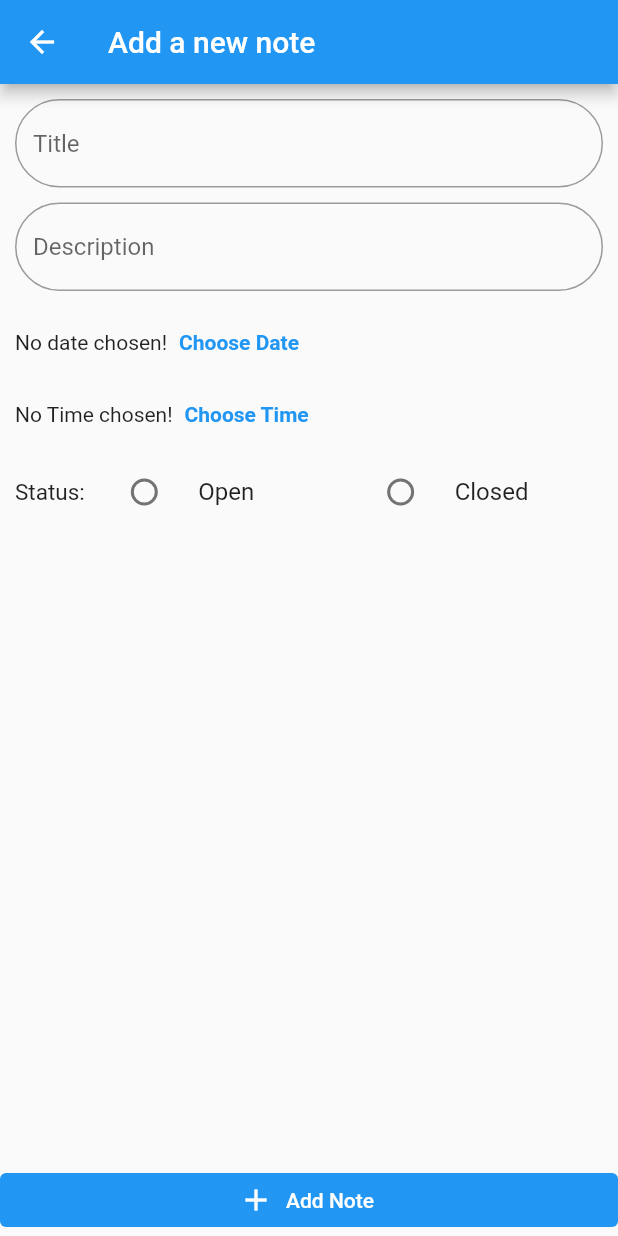
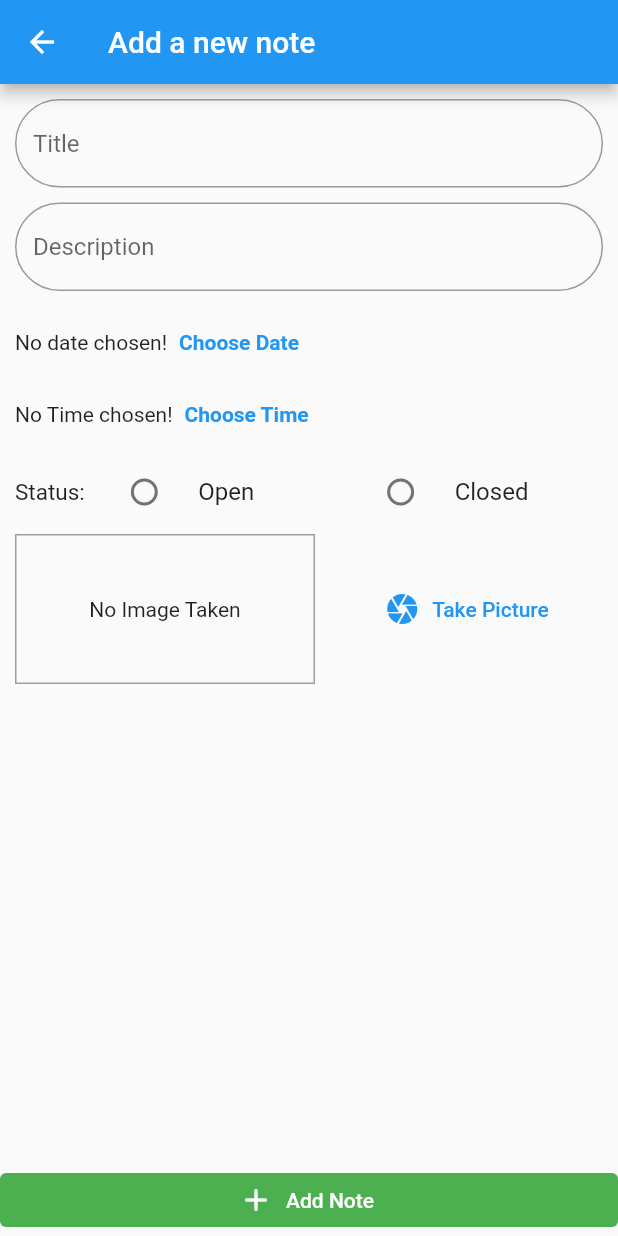
Before and after one commit to a-khaled/visual_notes, a Flutter app: the screen it shows after launch, after a tap on the "add" icon, on a phone screen of 412 x 824 dp. Run offline on Flutter 3.47's test engine with Material 2 defaults, Android fonts, the phone set to English and light mode, and no system bars; our stand-ins replace image_picker, sqflite; accounts and stored records are empty.

Commit message:
finished add note and sql

```diff
--- /dev/null
+++ b/lib/helpers/db_helper.dart
@@ -0,0 +1,25 @@
+import 'package:sqflite/sqflite.dart' as sql;
+import 'package:path/path.dart' as path;
+
+class DBHelper {
+
+  static Future<sql.Database> database() async {
+    final dbPath = await sql.getDatabasesPath();
+    return sql.openDatabase(path.join(dbPath, 'notes.db'),
+        onCreate: (db, version) {
+      return db.execute(
+          'CREATE TABLE notes(id TEXT PRIMARY KEY, title TEXT, description TEXT, dateTime TEXT, status TEXT, image TEXT)');
+    }, version: 1);
+  }
+
+  static Future<void> insert(String table, Map<String, Object> data) async {
+    final db = await DBHelper.database();
+    db.insert(table, data,
+        conflictAlgorithm: sql.ConflictAlgorithm.replace);
+  }
+
+  static Future<List<Map<String, dynamic>>> getData(String table) async {
+    final db = await DBHelper.database();
+    return db.query(table);
+  }
+}
--- a/lib/main.dart
+++ b/lib/main.dart
@@ -1,7 +1,10 @@
 import 'package:flutter/material.dart';
+import 'package:provider/provider.dart';
+import 'package:provider/provider.dart';
+
 import 'package:visual_notes/screens/add_notes_screen.dart';
-
 import './screens/notes_list_screen.dart';
+import './providers/visual_notes.dart';
 
 void main() {
   runApp(MyApp());
@@ -11,7 +14,9 @@ class MyApp extends StatelessWidget {
   // This widget is the root of your application.
   @override
   Widget build(BuildContext context) {
-    return MaterialApp(
+    return ChangeNotifierProvider.value(
+      value: VisualNotes(),
+      child: MaterialApp(
         title: 'Visual notes',
         theme: ThemeData(
           primarySwatch: Colors.blue,
@@ -21,6 +26,7 @@ class MyApp extends StatelessWidget {
         routes: {
           AddNotesScreen.routeName: (ctx) => AddNotesScreen(),
         },
+      ),
     );
   }
 }
--- a/lib/models/note.dart
+++ b/lib/models/note.dart
@@ -1,11 +1,9 @@
 import 'dart:io';
 
 class Note{
-  final int id;
-  final String title, description;
+  final String id, title, description, dateTime, status;
   final File image;
-  final DateTime dateTime;
-  final bool status;
+
 
   Note(this.id, this.title, this.description, this.image, this.dateTime,
       this.status);
--- /dev/null
+++ b/lib/providers/visual_notes.dart
@@ -0,0 +1,37 @@
+import 'package:flutter/foundation.dart';
+import 'dart:io';
+
+import '../models/note.dart';
+import '../helpers/db_helper.dart';
+
+class VisualNotes with ChangeNotifier {
+  List<Note> _items = [];
+
+  List<Note> get items {
+    return [..._items];
+  }
+
+  void addNote(String id, String title, String description, String dateTime,
+      File image, String status) {
+    final newNote = Note(id, title, description, image, dateTime, status);
+    _items.add(newNote);
+      DBHelper.insert('notes', {
+        'id': newNote.id,
+        'title': newNote.title,
+        'description': newNote.description,
+        'dateTime': newNote.dateTime,
+        'status': newNote.status,
+        'image': newNote.image.path
+      });
+    notifyListeners();
+  }
+
+  Future<void> fetchAndSetNotes() async {
+      final dataList = await DBHelper.getData('notes');
+      _items = _items + dataList
+          .map((item) => Note(item['id'], item['title'], item['description'],
+              File(item['image']), item['dateTime'], item['status']))
+          .toList();
+    notifyListeners();
+  }
+}
--- a/lib/screens/add_notes_screen.dart
+++ b/lib/screens/add_notes_screen.dart
@@ -1,5 +1,11 @@
 import 'package:flutter/material.dart';
 import 'package:intl/intl.dart';
+import 'dart:io';
+import 'package:provider/provider.dart';
+
+import '../widgets/image_input.dart';
+import '../providers/visual_notes.dart';
+
 
 class AddNotesScreen extends StatefulWidget {
   static const routeName = '/add-place';
@@ -14,6 +20,21 @@ class _AddNotesScreenState extends State<AddNotesScreen> {
   DateTime _selectedDate;
   TimeOfDay _selectedTime;
   String dateDisplayed, timeDisplayed, status;
+  File _pickedImage;
+  int singleId = 0;
+
+  void _selectImage(File pickedImage) {
+    _pickedImage = pickedImage;
+  }
+
+  void _saveNote() {
+    if (_titleController.text.isEmpty || _descriptionController.text.isEmpty || _pickedImage == null || dateDisplayed == null || timeDisplayed == null || status == null) {
+      ScaffoldMessenger.of(context).showSnackBar(SnackBar(content: Text("Please fill out all fields"),));
+      return;
+    }
+    Provider.of<VisualNotes>(context, listen: false).addNote(UniqueKey().toString(), _titleController.text, _descriptionController.text, '$dateDisplayed $timeDisplayed', _pickedImage, status);
+    Navigator.of(context).pop();
+  }
 
   void _presentDatePicker() {
     showDatePicker(
@@ -148,6 +169,7 @@ class _AddNotesScreenState extends State<AddNotesScreen> {
                         ),
                       ],
                     ),
+                    ImageInput(_selectImage),
                   ],
                 ),
               )),
@@ -156,9 +178,10 @@ class _AddNotesScreenState extends State<AddNotesScreen> {
               icon: Icon(Icons.add),
               label: Text('Add Note'),
               style: ButtonStyle(
+                backgroundColor: MaterialStateProperty.all(Colors.green),
                 elevation: MaterialStateProperty.all(0),
               ),
-              onPressed: () {},
+              onPressed: _saveNote,
             ),
           ],
         ));
--- a/lib/screens/notes_list_screen.dart
+++ b/lib/screens/notes_list_screen.dart
@@ -1,6 +1,10 @@
+import 'package:flutter/cupertino.dart';
 import 'package:flutter/material.dart';
+import 'package:provider/provider.dart';
 
 import './add_notes_screen.dart';
+import '../providers/visual_notes.dart';
+import '../widgets/note_item.dart';
 
 class NotesListScreen extends StatelessWidget {
   @override
@@ -9,11 +13,40 @@ class NotesListScreen extends StatelessWidget {
       appBar: AppBar(
         title: Text('Visual Notes'),
         actions: [
-          IconButton(icon: Icon(Icons.add), onPressed: () {
-            Navigator.of(context ).pushNamed(AddNotesScreen.routeName);
-          }),
+          IconButton(
+              icon: Icon(Icons.add),
+              onPressed: () {
+                Navigator.of(context).pushNamed(AddNotesScreen.routeName);
+              }),
         ],
       ),
-        body: Center(child: Text('No Notes yet, start adding some!')));
+      body: FutureBuilder(
+        future:
+        Provider.of<VisualNotes>(context, listen: false).fetchAndSetNotes(),
+        builder: (ctx, snapshot) =>
+        snapshot.connectionState ==
+            ConnectionState.waiting
+            ? Center(child: CircularProgressIndicator())
+            : Consumer<VisualNotes>(
+            child: Center(
+              child: Text('Got no notes yet, start adding some!'),
+            ),
+            builder: (ctx, visualNotes, ch) =>
+            visualNotes.items.length <= 0
+                ? ch
+                : ListView.builder(
+                itemCount: visualNotes.items.length,
+                itemBuilder: (ctx, i) =>
+                    NoteItem(
+                        visualNotes.items[i].id,
+                        visualNotes.items[i].title,
+                        visualNotes.items[i].description,
+                        visualNotes.items[i].dateTime,
+                        visualNotes.items[i].status,
+                        visualNotes.items[i].image)
+            )
+        ),
+      ),
+    );
   }
 }
--- /dev/null
+++ b/lib/widgets/image_input.dart
@@ -0,0 +1,74 @@
+import 'package:flutter/material.dart';
+import 'dart:io';
+import 'package:image_picker/image_picker.dart';
+import 'package:path/path.dart' as path;
+import 'package:path_provider/path_provider.dart' as syspaths;
+
+class ImageInput extends StatefulWidget {
+  final Function onSelectImage;
+
+  ImageInput(this.onSelectImage);
+
+
+  @override
+  _ImageInputState createState() => _ImageInputState();
+}
+
+class _ImageInputState extends State<ImageInput> {
+  File _storedImage;
+
+  Future<void> _takePicture() async {
+    final picker = ImagePicker();
+    final imageFile = await picker.pickImage(
+      source: ImageSource.camera,
+      maxWidth: 600,
+    );
+    if (imageFile == null) {
+      return;
+    }
+    setState(() {
+      _storedImage = File(imageFile.path);
+    });
+      final appDir = await syspaths.getApplicationDocumentsDirectory();
+      final fileName = path.basename(imageFile.path);
+      final savedImage = await File(imageFile.path).copy('${appDir.path}/$fileName');
+      widget.onSelectImage(savedImage);
+  }
+
+
+  @override
+  Widget build(BuildContext context) {
+    return Row(
+      children: [
+        Container(
+          width: 200,
+          height: 100,
+          decoration: BoxDecoration(
+            border: Border.all(width: 1, color: Colors.grey),
+          ),
+          child: _storedImage != null
+              ? Image.file(
+            _storedImage,
+            fit: BoxFit.cover,
+            width: double.infinity,
+          )
+              : Text(
+            'No Image Taken',
+            textAlign: TextAlign.center,
+          ),
+          alignment: Alignment.center,
+        ),
+        SizedBox(
+          width: 10,
+        ),
+        Expanded(
+          child: TextButton.icon(
+            icon: Icon(Icons.camera),
+            label: Text('Take Picture'),
+            onPressed: _takePicture,
+          ),
+        )
+      ],
+    );
+  }
+}
--- a/pubspec.yaml
+++ b/pubspec.yaml
@@ -24,6 +24,11 @@ dependencies:
   flutter:
     sdk: flutter
   intl: ^0.17.0
+  image_picker: ^0.8.1+1
+  path: ^1.8.0
+  path_provider: ^2.0.8
+  provider: ^6.0.2
+  sqflite: ^2.0.1
 
 
   # The following adds the Cupertino Icons font to your application.
```
Also changed, not shown: lib/widgets/note_item.dart (added, +56 -0 lines), pubspec.lock, 5 other files. Lines whose indentation alone changed are shown as unchanged.
